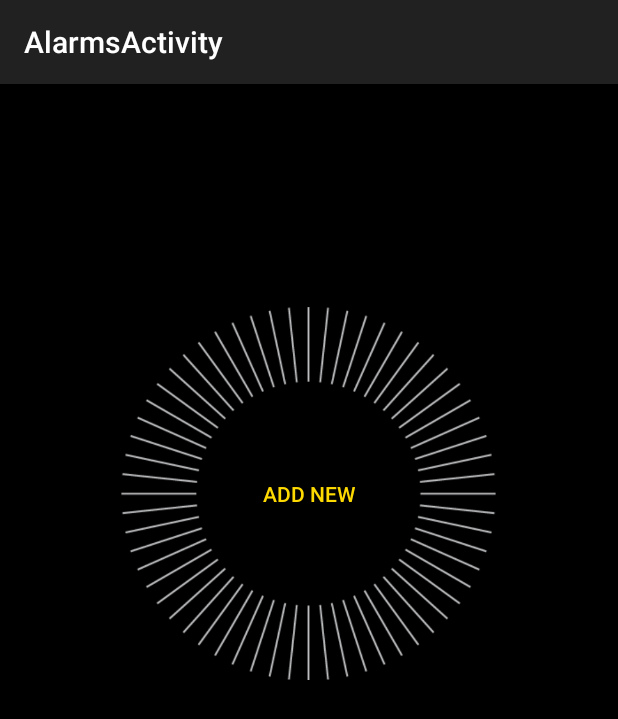
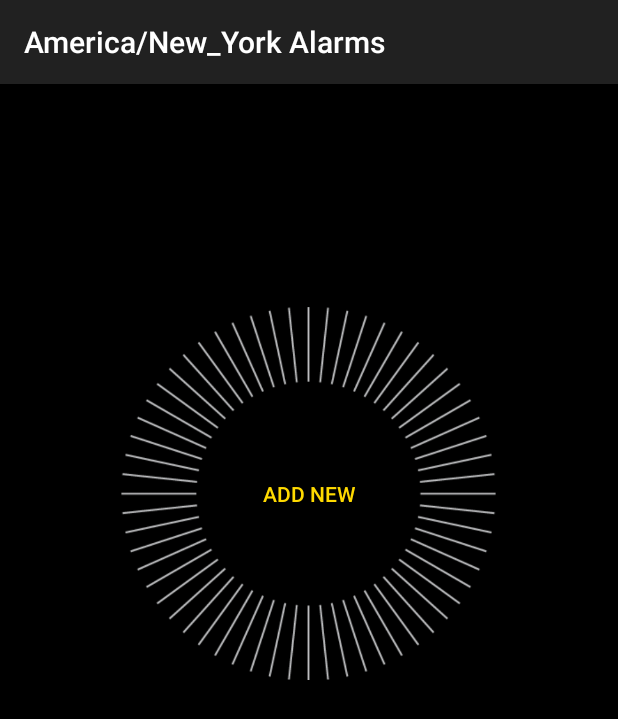
Before and after one commit to CristinaNicolae/TimezoneAlarm, an Android app: the screen it shows after launch (AlarmsActivity), after a tap on an icon or button, on a phone screen of 412 x 824 dp. Shown: the top 719 px of the screen. Run offline under Robolectric (Android 15) with nearby library versions, the phone set to English and light mode, and no system bars; 1 other tap on this screen came first.

Commit message:
Changed the title of AlarmActivity to match the timezone selected.

```diff
--- a/app/src/main/AndroidManifest.xml
+++ b/app/src/main/AndroidManifest.xml
@@ -14,13 +14,11 @@
             android:label="@string/app_name" >
             <intent-filter>
                 <action android:name="android.intent.action.MAIN" />
-
                 <category android:name="android.intent.category.LAUNCHER" />
             </intent-filter>
         </activity>
         <activity
             android:name=".AlarmsActivity"
-            android:label="@string/title_activity_alarms"
             android:windowSoftInputMode="adjustPan" >
             <meta-data
                 android:name="android.support.PARENT_ACTIVITY"
--- a/app/src/main/java/com/cristina/timezonealarm/AlarmsFragment.java
+++ b/app/src/main/java/com/cristina/timezonealarm/AlarmsFragment.java
@@ -92,6 +92,8 @@ public class AlarmsFragment extends Fragment implements
         checkFirstRun();
         View rootView = inflater.inflate(R.layout.fragment_alarms, container, false);
 
+       final Intent intent = getActivity().getIntent();
+        getActivity().setTitle(intent.getStringExtra("timezone") + " Alarms");
 
 
 
@@ -111,7 +113,7 @@ public class AlarmsFragment extends Fragment implements
         int[] to = new int[]{R.id.alarmID, R.id.titleTextView, R.id.hour, R.id.minute, R.id.timeOfDay};
 
         getLoaderManager().initLoader(0, null, this);
-        Intent intent = getActivity().getIntent();
+
         timezone = intent.getStringExtra("timezone");
         adapter = new SimpleCursorAdapter(getActivity(), R.layout.alarm_list_view_item, null, from,
                 to, 0);
@@ -172,7 +174,7 @@ public class AlarmsFragment extends Fragment implements
                     @Override
                     public void onClick(View v) {
 
-                        Intent intent = getActivity().getIntent();
+
 
                         alarm.title = String.valueOf(editText.getText());
 
```
